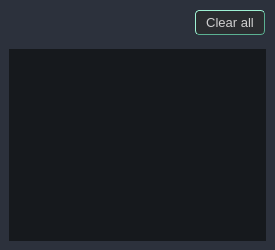
Before: the Qt Designer form UI/forms/AqWatchListWidget.ui in romangolovkou/AQteck_toolMAX, drawn with Qt 5.
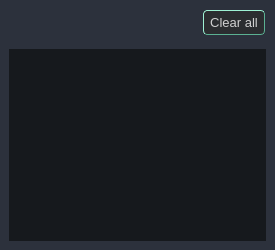
After: the same form once the commit is applied. Icons and pictures are not drawn. Custom widgets are drawn as their Qt base class.

The edit to the form file:
```diff
--- a/UI/forms/AqWatchListWidget.ui
+++ b/UI/forms/AqWatchListWidget.ui
@@ -52,6 +52,8 @@
  	color: #D0D0D0;
 	background-color: #2b2d30;
 	border-radius: 4px;
+	padding-left: 6px;
+	padding-right: 6px;
 }
 
 QPushButton:hover {
@@ -194,20 +196,20 @@
       <item alignment="Qt::AlignRight">
        <widget class="QPushButton" name="clearAllBtn">
         <property name="sizePolicy">
-         <sizepolicy hsizetype="MinimumExpanding" vsizetype="MinimumExpanding">
+         <sizepolicy hsizetype="Preferred" vsizetype="Preferred">
           <horstretch>0</horstretch>
           <verstretch>0</verstretch>
          </sizepolicy>
         </property>
         <property name="minimumSize">
          <size>
-          <width>70</width>
+          <width>0</width>
           <height>25</height>
          </size>
         </property>
         <property name="maximumSize">
          <size>
-          <width>70</width>
+          <width>100</width>
           <height>25</height>
          </size>
         </property>
```
